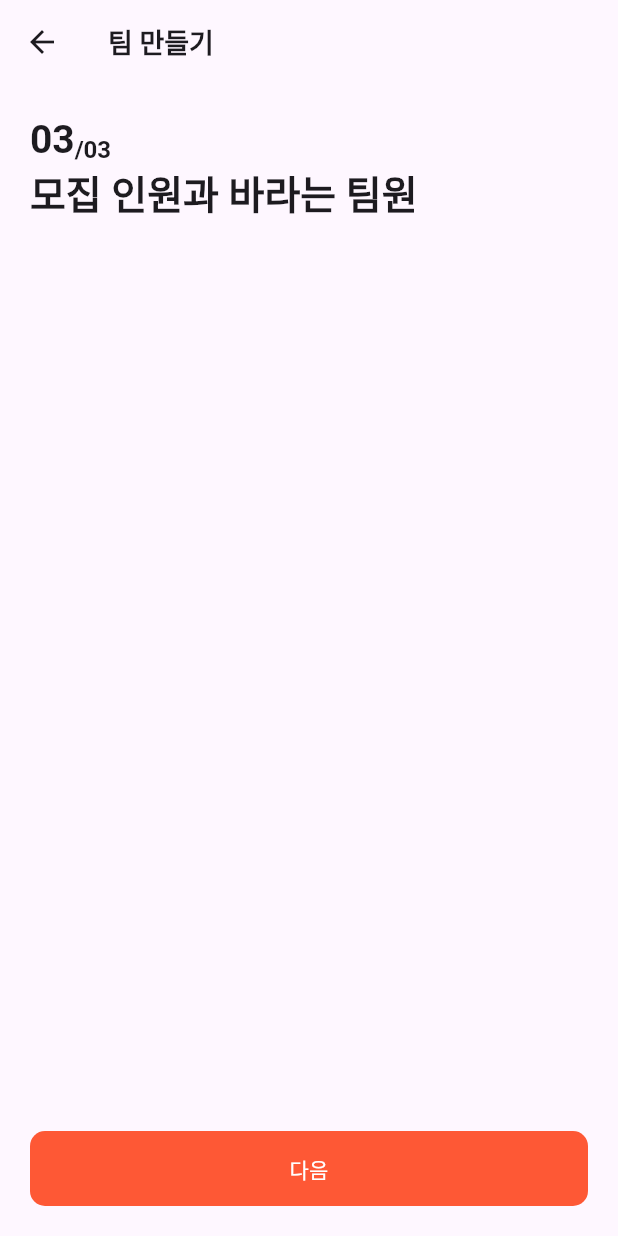
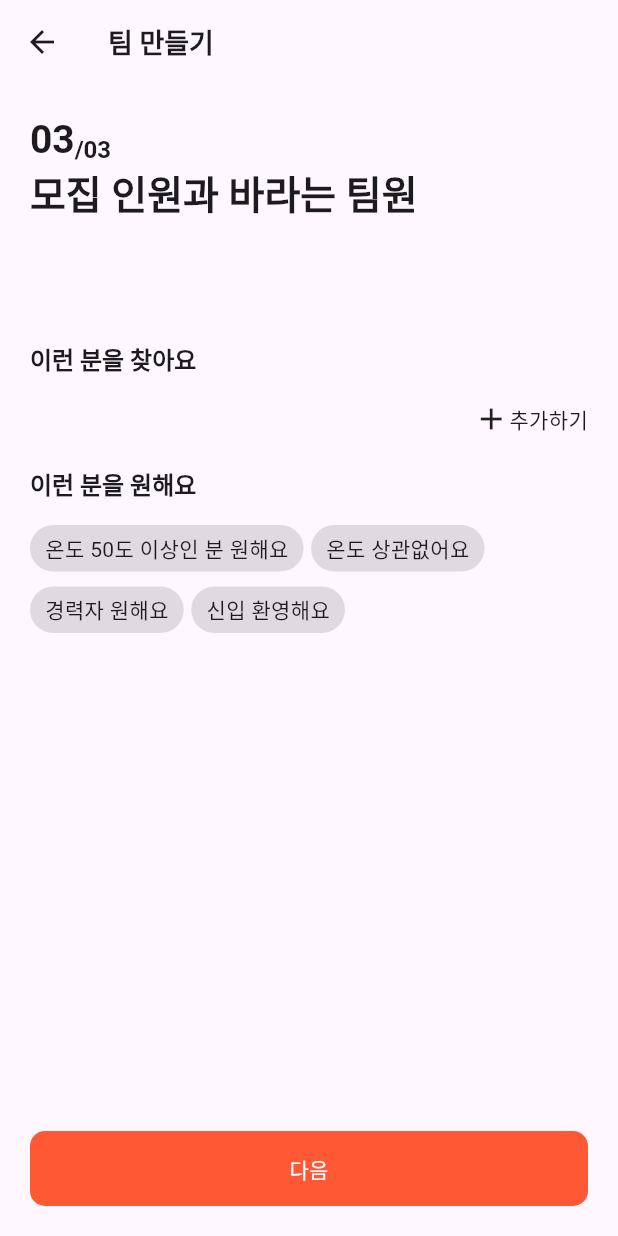
Before and after one commit to LeeHJuu/teamfit, a Flutter app: the AddProjectDesiredRolesPage screen opened directly, on a phone screen of 412 x 824 dp. Run offline on Flutter 3.47's test engine with Material 3 defaults, Android fonts, the phone set to English and light mode, and no system bars; our stand-ins replace carousel_slider, cloud_firestore, firebase_auth, firebase_core, firebase_crashlytics, flutter_dotenv and 4 more; accounts and stored records are empty.

Commit message:
feat: 프로젝트 구인란 보강

```diff
--- a/lib/src/presentation/views/add_team_project/add_project_desired_roles_page.dart
+++ b/lib/src/presentation/views/add_team_project/add_project_desired_roles_page.dart
@@ -2,6 +2,7 @@ import 'package:flutter/material.dart';
 import 'package:teamfit/src/config/theme/custom_text.dart';
 import 'package:teamfit/src/presentation/views/add_team_project/finish_add_project_page.dart';
 import 'package:teamfit/src/presentation/views/add_team_project/widgets/add_project_step_title.dart';
+import 'package:teamfit/src/presentation/widgets/input_box_item.dart';
 import 'package:teamfit/src/presentation/widgets/next_step_bottom_button.dart';
 
 class AddProjectDesiredRolesPage extends StatefulWidget {
@@ -13,6 +14,7 @@ class AddProjectDesiredRolesPage extends StatefulWidget {
 class _AddProjectDesiredRolesPageState
     extends State<AddProjectDesiredRolesPage> {
   bool _isPossible = true;
+  final tags = ['온도 50도 이상인 분 원해요', '온도 상관없어요', '경력자 원해요', '신입 환영해요'];
 
   @override
   Widget build(BuildContext context) {
@@ -20,14 +22,27 @@ class _AddProjectDesiredRolesPageState
       appBar: AppBar(title: Text('팀 만들기', style: CustomText.Title_S)),
       body: Column(
         children: [
+          Expanded(
+            child: ListView(
+              children: [
                 AddProjectStepTitle(
                   nowStep: '03',
                   allStep: '/03',
                   title: '모집 인원과 바라는 팀원',
                 ),
-          Spacer(),
-          // _aggrementBox(),
-          NextStepBottomButton(
+                SizedBox(height: 50),
+                _recruitMemberColumn(),
+              ],
+            ),
+          ),
+          _nextStepButton(context),
+        ],
+      ),
+    );
+  }
+
+  NextStepBottomButton _nextStepButton(BuildContext context) {
+    return NextStepBottomButton(
       title: '다음',
       isPossible: _isPossible,
       moveNext: () {
@@ -36,9 +51,43 @@ class _AddProjectDesiredRolesPageState
           MaterialPageRoute(builder: (context) => FinishAddProjectPage()),
         );
       },
+    );
+  }
+
+  Column _recruitMemberColumn() {
+    return Column(
+      crossAxisAlignment: CrossAxisAlignment.start,
+      children: [
+        InputBoxItem(
+          title: '이런 분을 찾아요',
+          body: Column(
+            children: [
+              Row(
+                mainAxisAlignment: MainAxisAlignment.end,
+                children: [Icon(Icons.add), Text('추가하기')],
               ),
             ],
           ),
+        ),
+        InputBoxItem(title: '이런 분을 원해요', body: _wantedMemberType()),
+      ],
+    );
+  }
+
+  Wrap _wantedMemberType() {
+    return Wrap(
+      children:
+          tags.map((e) {
+            return Container(
+              padding: EdgeInsets.symmetric(horizontal: 10, vertical: 5),
+              margin: EdgeInsets.only(right: 5, bottom: 10),
+              decoration: BoxDecoration(
+                borderRadius: BorderRadius.circular(20),
+                color: Colors.black12,
+              ),
+              child: Text(e),
+            );
+          }).toList(),
     );
   }
 }
```
Lines whose indentation alone changed are shown as unchanged.
